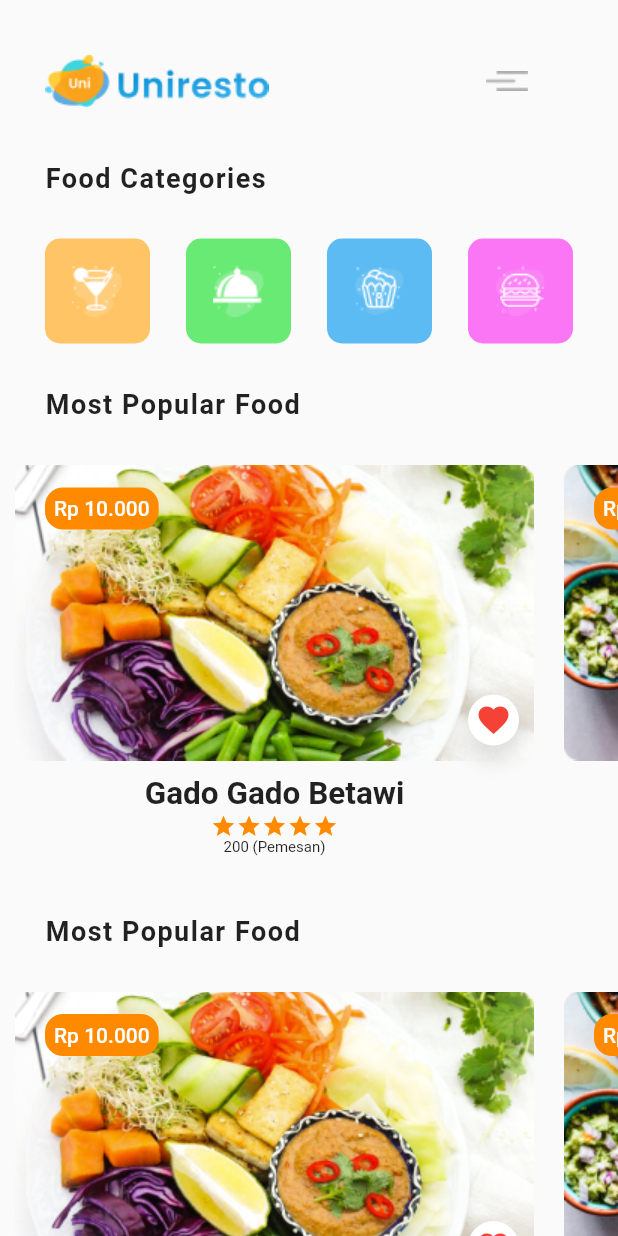
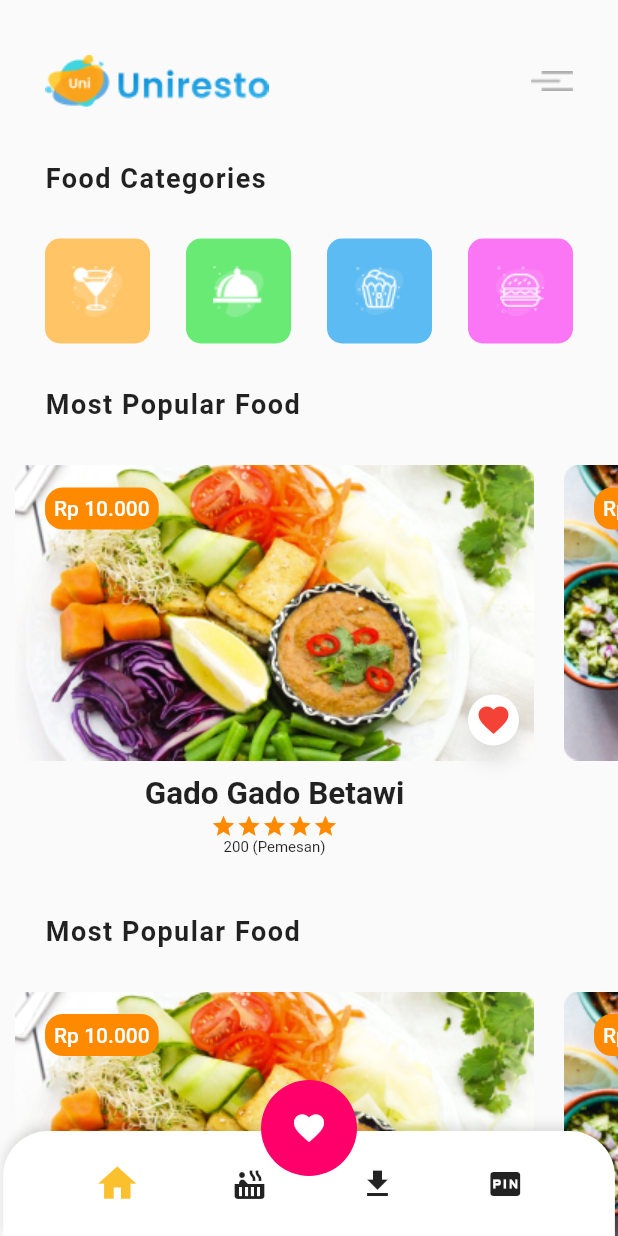
Before and after one commit to ayatmaulana/flutter_uniresto, a Flutter app: the screen it shows after launch, after a tap on "Login", on a phone screen of 412 x 824 dp. Run offline on Flutter 3.47's test engine with Material 2 defaults, Android fonts, the phone set to English and light mode, and no system bars.

Commit message:
many changes

```diff
--- a/lib/main.dart
+++ b/lib/main.dart
@@ -1,5 +1,7 @@
 import 'package:flutter/material.dart';
+import 'package:uniresto/ui/app.dart';
 import 'package:uniresto/ui/catalog.dart';
+import 'package:uniresto/ui/detail.dart';
 
 import 'ui/home.dart';
 import 'ui/register.dart';
@@ -15,8 +17,10 @@ class MyApp extends StatelessWidget {
       home: Login(),
       initialRoute: '/login',
       routes: <String, WidgetBuilder>{
+        '/app': (context) => App(),
         '/home': (context) => Home(),
         '/catalog': (context) => Catalog(),
+        '/detail': (context) => Detail(),
         '/login': (context) => Login(),
         '/register': (context) => Register()
       },
--- /dev/null
+++ b/lib/ui/app.dart
@@ -0,0 +1,109 @@
+import 'package:flutter/material.dart';
+import 'package:uniresto/ui/catalog.dart';
+import 'package:uniresto/ui/home.dart';
+
+class App extends StatefulWidget {
+  @override
+  _AppState createState() => _AppState();
+}
+
+class _AppState extends State<App> {
+  int _currentIndex = 0;
+  List<Widget> _pages = [
+    Home(),
+    Catalog(),
+    Home(),
+    Catalog(),
+  ];
+
+  @override
+  Widget build(BuildContext context) {
+    return Scaffold(
+      body: Stack(
+        children: <Widget>[
+          _pages[_currentIndex],
+          Stack(
+            children: <Widget>[
+              Align(
+                alignment: Alignment.bottomCenter,
+                child: Theme(
+                  data: Theme.of(context)
+                      .copyWith(canvasColor: Colors.transparent),
+                  child: Container(
+                    height: 70,
+                    width: MediaQuery.of(context).size.width * (99 / 100),
+                    decoration: BoxDecoration(
+                        color: Colors.white,
+                        boxShadow: [
+                          BoxShadow(
+                              color: Colors.black12,
+                              offset: Offset(0, -3),
+                              blurRadius: 5)
+                        ],
+                        borderRadius: BorderRadius.only(
+                            topLeft: Radius.circular(30.0),
+                            topRight: Radius.circular(30.0))),
+                    child: Row(
+                      mainAxisAlignment: MainAxisAlignment.spaceEvenly,
+                      children: <Widget>[
+                        GestureDetector(
+                          child: Icon(
+                            Icons.home,
+                            color: Colors.yellow[700],
+                            size: 30,
+                          ),
+                          onTap: () {
+                            setState(() {
+                              _currentIndex = 0;
+                            });
+                          },
+                        ),
+                        GestureDetector(
+                          child: Icon(Icons.hot_tub),
+                          onTap: () {
+                            setState(() {
+                              _currentIndex = 1;
+                            });
+                          },
+                        ),
+                        Icon(Icons.file_download),
+                        Icon(Icons.fiber_pin),
+                      ],
+                    ),
+                  ),
+                ),
+              ),
+              Align(
+                alignment: Alignment.bottomCenter,
+                child: Padding(
+                  padding: const EdgeInsets.only(bottom: 40),
+                  child: Container(
+                    padding: const EdgeInsets.all(20),
+                    decoration: BoxDecoration(
+                        color: Color(0xFFFF006B), shape: BoxShape.circle),
+                    child: GestureDetector(
+                        onTap: () {},
+                        child: Icon(
+                          Icons.favorite,
+                          color: Colors.white,
+                        )),
+                  ),
+                ),
+              ),
+            ],
+          )
+        ],
+      ),
+      // floatingActionButton: FloatingActionButton(
+      //   backgroundColor: Colors.red,
+      //   elevation: 0,
+      //   child: Icon(
+      //     Icons.favorite,
+      //     color: Colors.white,
+      //   ),
+      //   onPressed: () {},
+      // ),
+      // floatingActionButtonLocation: FloatingActionButtonLocation.centerDocked,
+    );
+  }
+}
--- a/lib/ui/home.dart
+++ b/lib/ui/home.dart
@@ -79,6 +79,7 @@ class _HomeState extends State<Home> {
                     child: Column(
                       children: <Widget>[
                         Text(title,
+                            textAlign: TextAlign.justify,
                             style: TextStyle(
                                 fontSize: 21, fontWeight: FontWeight.bold)),
                         Row(children: stars),
@@ -120,20 +121,19 @@ class _HomeState extends State<Home> {
 
   @override
   Widget build(BuildContext context) {
-    return Scaffold(
-      body: SafeArea(
+    return SafeArea(
       child: ListView(children: <Widget>[
         Column(
           children: <Widget>[
             Padding(
-                padding: const EdgeInsets.only(left: 30, right: 30, top: 30),
+              padding: const EdgeInsets.only(left: 30, top: 30),
               child: Row(
                 mainAxisAlignment: MainAxisAlignment.spaceBetween,
                 children: <Widget>[
                   Image.asset('assets/images/uniresto.png'),
                   FlatButton(
                     child: Image.asset('assets/images/menu.png'),
-                      onPressed: (){
+                    onPressed: () {
                       Navigator.pushNamed(context, '/catalog');
                     },
                   )
@@ -152,8 +152,7 @@ class _HomeState extends State<Home> {
                       Image.asset("assets/images/gelas.png")),
                   box(Color(0xFF68EA75),
                       Image.asset("assets/images/tutup_panci.png")),
-                    box(Color(0xFF5BBBF2),
-                        Image.asset("assets/images/kue.png")),
+                  box(Color(0xFF5BBBF2), Image.asset("assets/images/kue.png")),
                   box(Color(0xFFFB76F5),
                       Image.asset("assets/images/burger.png")),
                 ],
@@ -219,7 +218,6 @@ class _HomeState extends State<Home> {
           ],
         )
       ]),
-      ),
     );
   }
 }
--- a/lib/ui/login.dart
+++ b/lib/ui/login.dart
@@ -11,14 +11,12 @@ class _LoginState extends State<Login> {
   @override
   Widget build(BuildContext context) {
     final width = MediaQuery.of(context).size.width;
-    final heigh = MediaQuery.of(context).size.height;
 
     return Scaffold(
       body: ListView(
         children: <Widget>[
           Container(
             width: width,
-            height: heigh,
             decoration: BoxDecoration(
               gradient: LinearGradient(
                   begin: Alignment.topLeft,
@@ -40,12 +38,11 @@ class _LoginState extends State<Login> {
                     height: 10,
                   ),
                   formWidget('Password'),
-
                   SizedBox(
                     height: 30,
                   ),
                   buttonWidget("Login", callback: () {
-                    Navigator.pushNamed(context, '/home');
+                    Navigator.pushNamed(context, '/app');
                   }),
                   SizedBox(
                     height: 30,
@@ -61,14 +58,25 @@ class _LoginState extends State<Login> {
                         child: Text(
                           'Register',
                           style: TextStyle(
-                            color: Colors.white,
-                            fontWeight: FontWeight.bold
-                          ),
+                              color: Colors.white, fontWeight: FontWeight.bold),
                         ),
-                        onPressed: () => Navigator.pushNamed(context, '/register'),
+                        onPressed: () =>
+                            Navigator.pushNamed(context, '/register'),
                       )
                     ],
-                  )
+                  ),
+                  SizedBox(
+                    height: 20,
+                  ),
+                  InkWell(
+                    onTap: () {
+
+                    },
+                    child: Text(
+                      "Forgot Password",
+                      style: TextStyle(color: Colors.white),
+                    ),
+                  ),
                 ],
               ),
             ),
--- a/lib/ui/register.dart
+++ b/lib/ui/register.dart
@@ -58,7 +58,7 @@ class _RegisterState extends State<Register> {
                     height: 30,
                   ),
                   buttonWidget("Register", callback: () {
-                    Navigator.pushNamed(context, '/home');
+                    Navigator.pushNamed(context, '/app');
                   }),
                   SizedBox(
                     height: 30,
--- a/lib/ui/widgets/button.dart
+++ b/lib/ui/widgets/button.dart
@@ -1,7 +1,10 @@
 import 'package:flutter/material.dart';
 
 Widget buttonWidget(String text, {Function callback})  {
-  return SizedBox(
+  return Container(
+    decoration: BoxDecoration(
+      borderRadius: BorderRadius.all(Radius.circular(55)),
+    ),
     width: double.infinity,
     height: 60.0,
     child: FlatButton(
--- a/pubspec.yaml
+++ b/pubspec.yaml
@@ -53,6 +53,10 @@ flutter:
    - assets/images/makanan_1.png
    - assets/images/makanan_2.png
    - assets/images/filter.png
+   - assets/images/gambar_gede.png
+   - assets/images/other_1.png
+   - assets/images/other_2.png
+   - assets/images/other_3.png
 
   # An image asset can refer to one or more resolution-specific "variants", see
   # https://flutter.dev/assets-and-images/#resolution-aware.
```
Also changed, not shown: lib/ui/catalog.dart (+18 -10 lines), lib/ui/detail.dart (added, +229 -0 lines), assets/images/gambar_gede.png (added), assets/images/other_1.png (added), assets/images/other_2.png (added), assets/images/other_3.png (added), 2 other files. Lines whose indentation alone changed are shown as unchanged.
